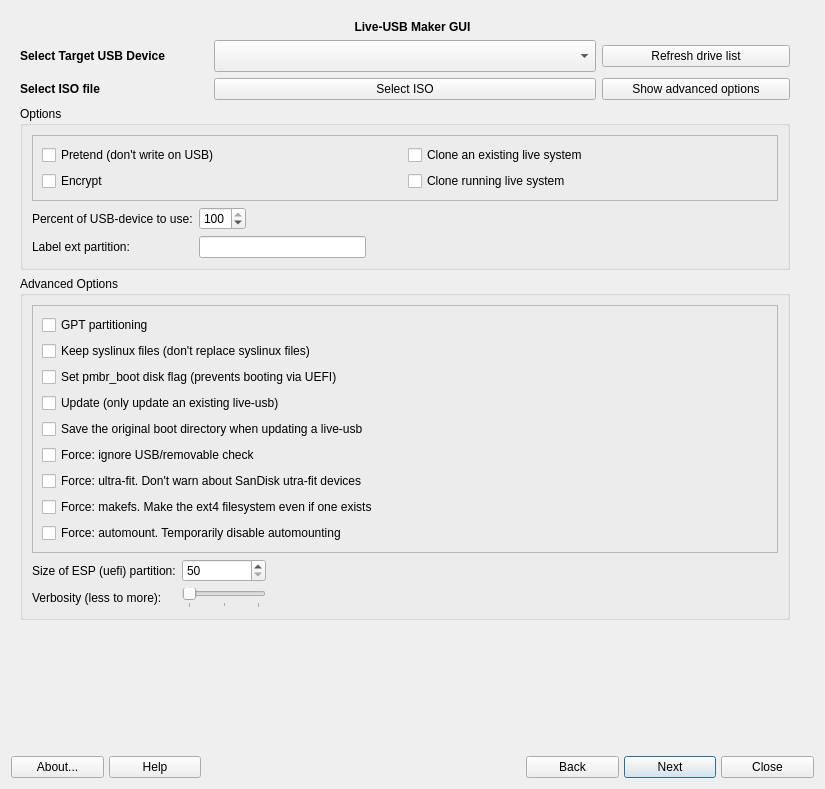
Above: mainwindow.ui from AdrianTM/mx-live-usb-maker before the change. Below: the same form after it.
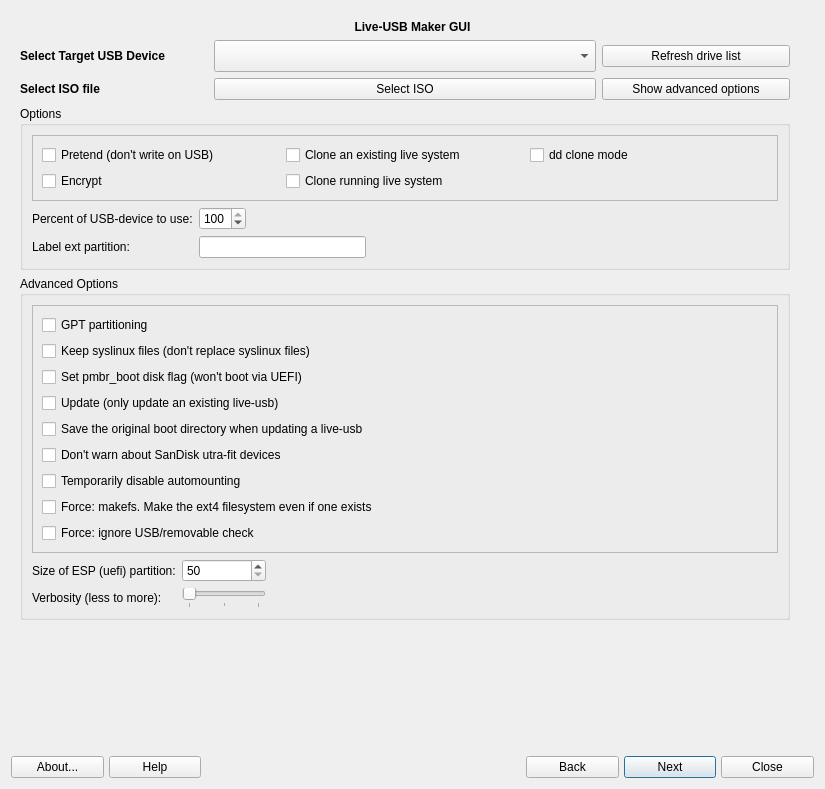
That is the form after the change. The open tabs and pages were chosen to show the change. Icons and pictures are not drawn.

Commit message: add option for dd clone

The edit to the form file:
```diff
--- a/mainwindow.ui
+++ b/mainwindow.ui
@@ -452,35 +452,21 @@
              <item row="8" column="0">
               <widget class="QCheckBox" name="cb_set_pmbr_boot">
                <property name="text">
-                <string>Set pmbr_boot disk flag (prevents booting via UEFI)</string>
+                <string>Set pmbr_boot disk flag (won't boot via UEFI)</string>
                </property>
               </widget>
              </item>
-             <item row="11" column="0">
-              <widget class="QCheckBox" name="cb_force_usb">
-               <property name="text">
-                <string>Force: ignore USB/removable check</string>
-               </property>
-              </widget>
-             </item>
-             <item row="12" column="0">
-              <widget class="QCheckBox" name="cb_force_ultra_fit">
-               <property name="text">
-                <string>Force: ultra-fit. Don't warn about SanDisk utra-fit devices</string>
-               </property>
-              </widget>
-             </item>
-             <item row="13" column="0">
+             <item row="14" column="0">
               <widget class="QCheckBox" name="cb_force_makefs">
                <property name="text">
                 <string>Force: makefs. Make the ext4 filesystem even if one exists</string>
                </property>
               </widget>
              </item>
-             <item row="14" column="0">
-              <widget class="QCheckBox" name="cb_force_automount">
+             <item row="12" column="0">
+              <widget class="QCheckBox" name="cb_force_ultra_fit">
                <property name="text">
-                <string>Force: automount. Temporarily disable automounting</string>
+                <string>Don't warn about SanDisk utra-fit devices</string>
                </property>
               </widget>
              </item>
@@ -491,6 +477,20 @@
                </property>
               </widget>
              </item>
+             <item row="15" column="0">
+              <widget class="QCheckBox" name="cb_force_usb">
+               <property name="text">
+                <string>Force: ignore USB/removable check</string>
+               </property>
+              </widget>
+             </item>
+             <item row="13" column="0">
+              <widget class="QCheckBox" name="cb_force_automount">
+               <property name="text">
+                <string>Temporarily disable automounting</string>
+               </property>
+              </widget>
+             </item>
             </layout>
            </widget>
           </item>
@@ -540,6 +540,16 @@
                </property>
               </widget>
              </item>
+             <item row="0" column="2">
+              <widget class="QCheckBox" name="cb_dd">
+               <property name="toolTip">
+                <string>read-only, cannot be used with persistency</string>
+               </property>
+               <property name="text">
+                <string>dd clone mode</string>
+               </property>
+              </widget>
+             </item>
             </layout>
            </widget>
           </item>
```
Left out of the diff: 2 changed lines with no effect on the pictures. The commit also changes 3 other files.
